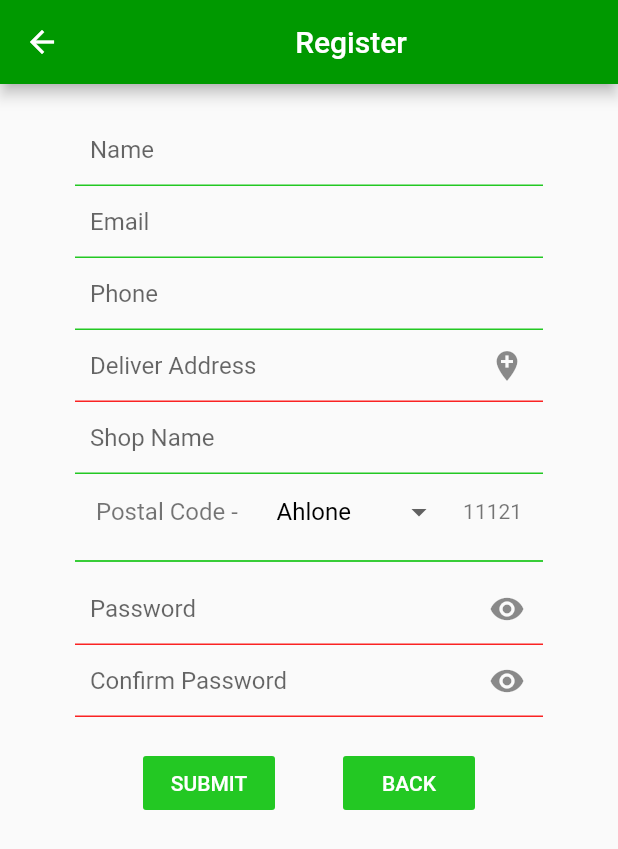
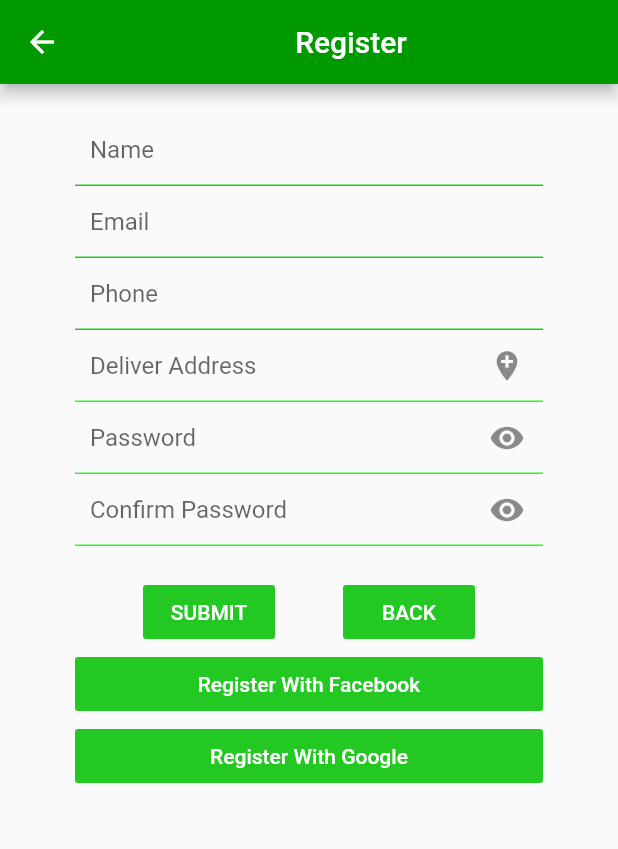
Before and after one commit to linnhtetwin/Ecommerce-Open-Source-App, a Flutter app: the RegisterScreen screen opened by its route, on a phone screen of 412 x 824 dp. Shown: the top 849 px of the screen. Run offline on Flutter 3.47's test engine with Material 2 defaults, Android fonts, the phone set to English and light mode, and no system bars; our stand-ins replace auto_size_text, flutter_map, geolocator, latlong.

Commit message:
In this 1I remove the dropdown township picker in registeration screen. 2 Correct the colors to green but we need to select again , 3AddButton reg with facebook or google in registration screen. 4Move the widget to wedget folder, rename the widget to Widget  (Capital Letter )

```diff
--- a/lib/Screen/login.dart
+++ b/lib/Screen/login.dart
@@ -1,6 +1,6 @@
 import 'package:flutter/material.dart';
 import 'package:EOA/Sources/passwordfield.dart';
-import 'package:EOA/Sources/textfield.dart';
+import 'package:EOA/widgets/textfield.dart';
 import 'package:EOA/Screen/register.dart';
 
 class LoginScreen extends StatefulWidget {
--- a/lib/Screen/register.dart
+++ b/lib/Screen/register.dart
@@ -1,6 +1,6 @@
 import 'package:flutter/material.dart';
-import 'package:EOA/Sources/addressfield.dart';
-import 'package:EOA/Sources/textfield.dart';
+import 'package:EOA/widgets/addressfield.dart';
+import 'package:EOA/widgets/textfield.dart';
 import 'package:EOA/Sources/passwordfield.dart';
 import 'package:EOA/Screen/login.dart';
 
@@ -18,21 +18,6 @@ class RegisterScreen extends StatefulWidget {
 
 //https://stackoverflow.com/questions/49720450/flutter-dropdownbutton-using-keyvaluepair
 class _RegisterScreenState extends State<RegisterScreen> {
-  Towncode selectedTown;
-  List<Towncode> townships = <Towncode>[
-    const Towncode(11121, 'Ahlone'),
-    const Towncode(11012, 'Insein'),
-    const Towncode(11201, 'Bahan'),
-    const Towncode(11062, 'Mayangone'),
-    const Towncode(11143, 'Pabedan'),
-    const Towncode(11162, 'Botahtaung'),
-    const Towncode(11051, 'Hlaing'),
-    const Towncode(11111, 'Sanchaung'),
-  ];
-  void initState() {
-    selectedTown = townships[0]; //Default Ahlone
-  }
-
   @override
   Widget build(BuildContext context) {
     return Scaffold(
@@ -50,49 +35,8 @@ class _RegisterScreenState extends State<RegisterScreen> {
               customtextfield("Email"),
               customtextfield("Phone"),
               AddressField(),
-              customtextfield("Shop Name"),
-              Container(
-                height: 50,
-                child: Row(
-                  mainAxisAlignment: MainAxisAlignment.spaceEvenly,
-                  children: <Widget>[
-                    Text(
-                      "Postal Code -   ",
-                      style: TextStyle(fontSize: 16, color: Colors.black54),
-                    ),
-                    DropdownButtonHideUnderline(
-                      //wrap to remove underline
-                      child: DropdownButton<Towncode>(
-                        value: selectedTown,
-                        onChanged: (Towncode newValue) {
-                          setState(() {
-                            selectedTown = newValue;
-                          });
-                        },
-                        items: townships.map((Towncode selectedtown) {
-                          return new DropdownMenuItem<Towncode>(
-                            value: selectedtown,
-                            child: new Text(
-                              selectedtown.townname,
-                              style: new TextStyle(color: Colors.black),
-                            ),
-                          );
-                        }).toList(),
-                      ),
-                    ),
-                    Text(
-                      " ${selectedTown.postcode}",
-                      style: TextStyle(color: Colors.black54),
-                    )
-                  ],
-                ),
-              ),
-              Divider(
-                thickness: 1.2,
-                color: Color.fromARGB(255, 35, 200, 35),
-              ),
               PasswordField(
-                color: Colors.red,
+                color: Colors.green,
                 hasFloatingPlaceholder: true,
                 labeltext: "Password",
               ),
@@ -124,6 +68,23 @@ class _RegisterScreenState extends State<RegisterScreen> {
                   ),
                 ],
               ),
+              new FlatButton(
+                color: Color.fromARGB(255, 35, 200, 35),
+                child: Text(
+                  "Register With Facebook",
+                  style: TextStyle(color: Colors.white),
+                ),
+                onPressed: () => print("Register Acc"),
+              ),
+              new FlatButton(
+                color: Color.fromARGB(255, 35, 200, 35),
+                child: Text(
+                  "Register With Google",
+                  style: TextStyle(color: Colors.white),
+                ),
+                onPressed: () =>
+                    Navigator.pushNamed(context, LoginScreen.routeName),
+              ),
             ],
           ),
         ),
--- a/lib/Sources/passwordfield.dart
+++ b/lib/Sources/passwordfield.dart
@@ -149,7 +149,7 @@ class PasswordFieldState extends State<PasswordField> {
     return Theme(
       data: ThemeData(
           primaryColor:
-              widget.color ?? Theme.of(context).primaryColor ?? Colors.red),
+              widget.color ?? Theme.of(context).primaryColor ?? Colors.green),
       child: StreamBuilder<String>(
         stream: bloc.password,
         builder: (BuildContext context, AsyncSnapshot snapshot) {
@@ -177,7 +177,7 @@ class PasswordFieldState extends State<PasswordField> {
                 errorStyle: widget.errorStyle,
                 enabledBorder: UnderlineInputBorder(
                   borderSide: BorderSide(
-                    color: Color.fromARGB(255, 250, 35, 35),
+                    color: Color.fromARGB(255, 35, 250, 35),
                   ),
                 ),
                 focusedBorder: widget.focusedBorder,
--- a/lib/Sources/addressfield.dart
+++ b/lib/Widgets/addressfield.dart
@@ -190,7 +190,7 @@ class AddressFieldState extends State<AddressField> {
                 errorStyle: widget.errorStyle,
                 enabledBorder: UnderlineInputBorder(
                   borderSide: BorderSide(
-                    color: Color.fromARGB(255, 250, 35, 35),
+                    color: Color.fromARGB(255, 35, 250, 35),
                   ),
                 ),
                 focusedBorder: widget.focusedBorder,
```
Also changed, not shown: lib/Widgets/textfield.dart (renamed from lib/Sources/textfield.dart).
